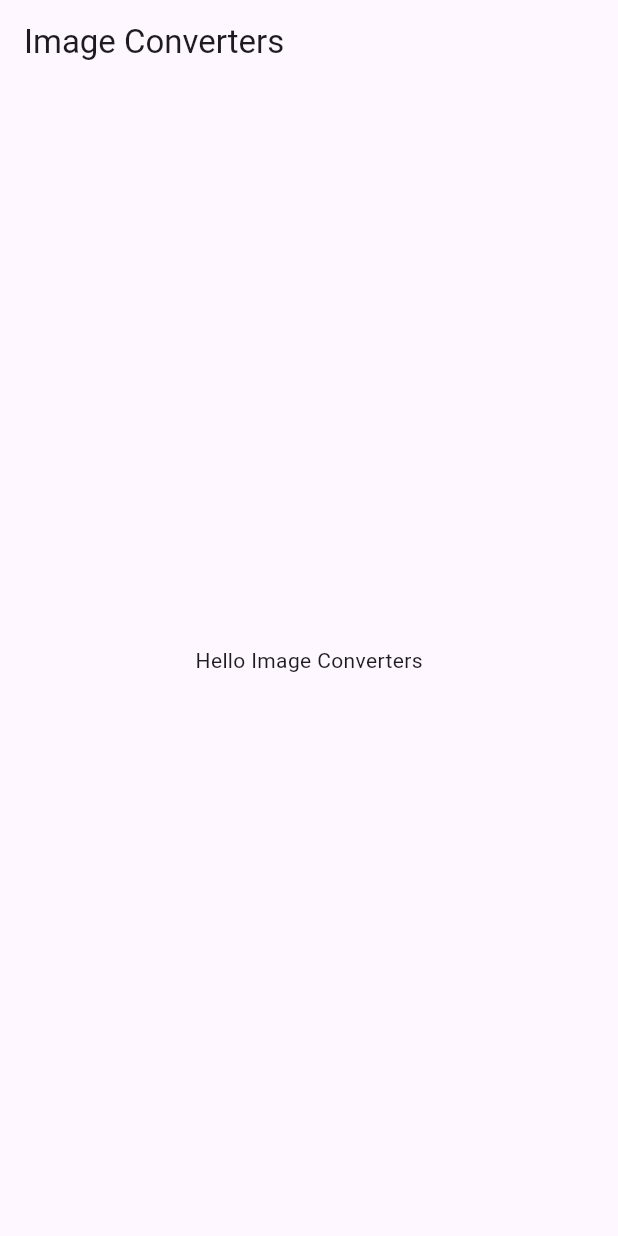
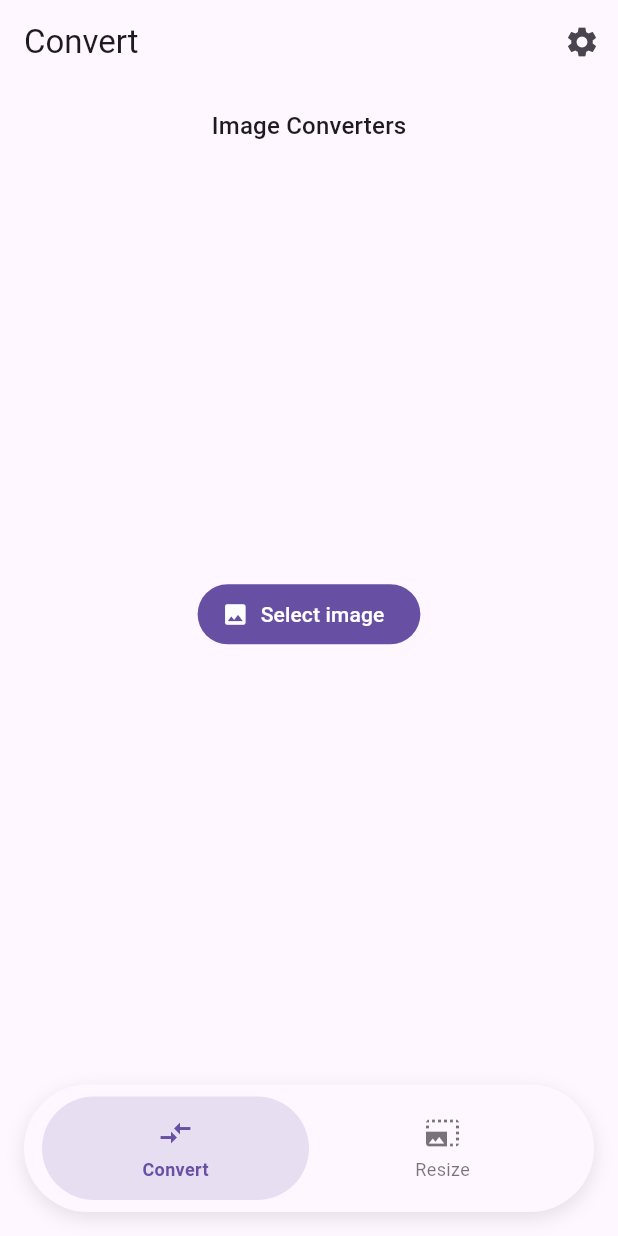
Before and after one commit to timpyorke/flutter-image-converter, a Flutter app: the screen it shows after launch, on a phone screen of 412 x 824 dp. Run offline on Flutter 3.47's test engine with Material 3 defaults, Android fonts, the phone set to English and light mode, and no system bars.

Commit message:
Refactor home page structure: replace MyHomePage with HomePage and implement navigation

```diff
--- a/lib/app.dart
+++ b/lib/app.dart
@@ -2,7 +2,7 @@ import 'package:flutter/foundation.dart';
 import 'package:flutter/material.dart';
 
 import 'flavors.dart';
-import 'pages/my_home_page.dart';
+import 'pages/home_page.dart';
 
 class App extends StatelessWidget {
   const App({super.key});
@@ -12,7 +12,7 @@ class App extends StatelessWidget {
     return MaterialApp(
       title: F.title,
       theme: ThemeData(primarySwatch: Colors.blue),
-      home: _flavorBanner(child: MyHomePage(), show: kDebugMode),
+      home: _flavorBanner(child: HomePage(), show: kDebugMode),
     );
   }
 
--- /dev/null
+++ b/lib/pages/home_page.dart
@@ -0,0 +1,149 @@
+import 'package:flutter/material.dart';
+import '../flavors.dart';
+
+class HomePage extends StatefulWidget {
+  const HomePage({super.key});
+
+  @override
+  State<HomePage> createState() => _HomePageState();
+}
+
+class _HomePageState extends State<HomePage> {
+  int _selectedIndex = 0;
+
+  @override
+  Widget build(BuildContext context) {
+    return Scaffold(
+      appBar: AppBar(
+        title: Text(_selectedIndex == 0 ? 'Convert' : 'Resize'),
+        actions: [
+          IconButton(onPressed: () {}, icon: const Icon(Icons.settings)),
+        ],
+      ),
+      body: _selectedIndex == 0 ? _buildConvertPage() : _buildResizePage(),
+      bottomNavigationBar: Container(
+        margin: const EdgeInsets.all(16.0),
+        padding: const EdgeInsets.symmetric(vertical: 8.0, horizontal: 12.0),
+        decoration: BoxDecoration(
+          color: Theme.of(context).colorScheme.surface,
+          borderRadius: BorderRadius.circular(50),
+          boxShadow: [
+            BoxShadow(
+              color: Colors.black.withOpacity(0.1),
+              blurRadius: 10,
+              offset: const Offset(0, 4),
+            ),
+          ],
+        ),
+        child: Row(
+          mainAxisAlignment: MainAxisAlignment.spaceAround,
+          children: [
+            _buildNavItem(
+              context: context,
+              icon: Icons.compare_arrows,
+              label: 'Convert',
+              index: 0,
+            ),
+            _buildNavItem(
+              context: context,
+              icon: Icons.photo_size_select_large,
+              label: 'Resize',
+              index: 1,
+            ),
+          ],
+        ),
+      ),
+    );
+  }
+
+  Widget _buildNavItem({
+    required BuildContext context,
+    required IconData icon,
+    required String label,
+    required int index,
+  }) {
+    final isSelected = _selectedIndex == index;
+    final colorScheme = Theme.of(context).colorScheme;
+
+    return Expanded(
+      child: GestureDetector(
+        onTap: () {
+          setState(() {
+            _selectedIndex = index;
+          });
+        },
+        child: Container(
+          padding: const EdgeInsets.symmetric(vertical: 12.0, horizontal: 16.0),
+          decoration: BoxDecoration(
+            color: isSelected
+                ? colorScheme.primary.withOpacity(0.15)
+                : Colors.transparent,
+            borderRadius: BorderRadius.circular(50),
+          ),
+          child: Column(
+            mainAxisSize: MainAxisSize.min,
+            children: [
+              Icon(
+                icon,
+                color: isSelected
+                    ? colorScheme.primary
+                    : colorScheme.onSurface.withOpacity(0.6),
+              ),
+              const SizedBox(height: 4),
+              Text(
+                label,
+                style: TextStyle(
+                  fontSize: 12,
+                  color: isSelected
+                      ? colorScheme.primary
+                      : colorScheme.onSurface.withOpacity(0.6),
+                  fontWeight: isSelected ? FontWeight.w600 : FontWeight.normal,
+                ),
+              ),
+            ],
+          ),
+        ),
+      ),
+    );
+  }
+
+  Widget _buildConvertPage() {
+    return Column(
+      children: [
+        Padding(
+          padding: const EdgeInsets.all(16.0),
+          child: Text(F.title, style: Theme.of(context).textTheme.titleMedium),
+        ),
+        Expanded(
+          child: Center(
+            child: FilledButton.icon(
+              onPressed: () {},
+              icon: const Icon(Icons.image),
+              label: const Text('Select image'),
+            ),
+          ),
+        ),
+      ],
+    );
+  }
+
+  Widget _buildResizePage() {
+    return Column(
+      children: [
+        Padding(
+          padding: const EdgeInsets.all(16.0),
+          child: Text(F.title, style: Theme.of(context).textTheme.titleMedium),
+        ),
+        Expanded(
+          child: Center(
+            child: FilledButton.icon(
+              onPressed: () {},
+              icon: const Icon(Icons.image),
+              label: const Text('Select image to resize'),
+            ),
+          ),
+        ),
+      ],
+    );
+  }
+}
--- a/lib/pages/my_home_page.dart
+++ /dev/null
@@ -1,14 +0,0 @@
-import 'package:flutter/material.dart';
-import '../flavors.dart';
-
-class MyHomePage extends StatelessWidget {
-  const MyHomePage({super.key});
-
-  @override
-  Widget build(BuildContext context) {
-    return Scaffold(
-      appBar: AppBar(title: Text(F.title)),
-      body: Center(child: Text('Hello ${F.title}')),
-    );
-  }
-}
```
